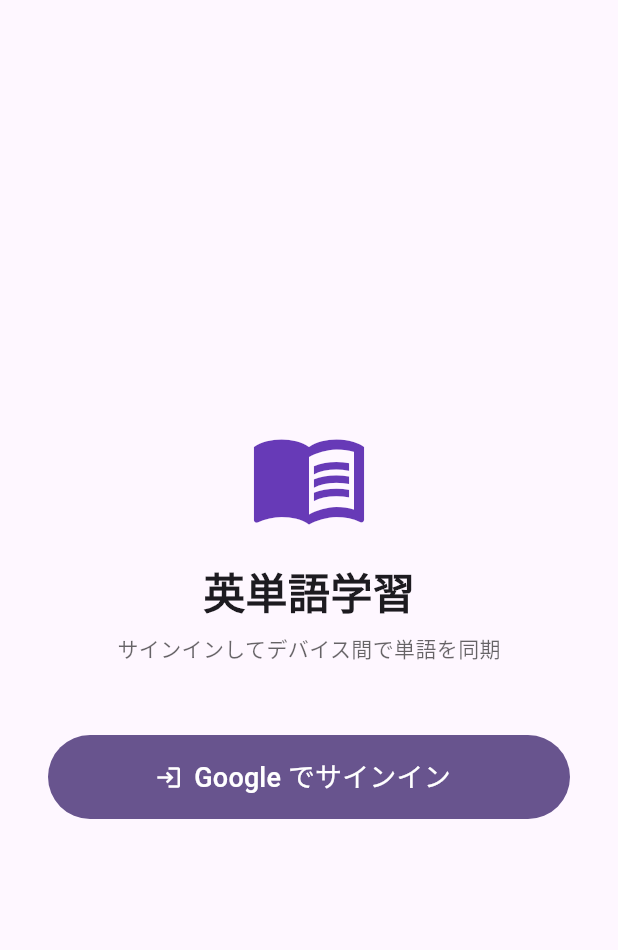
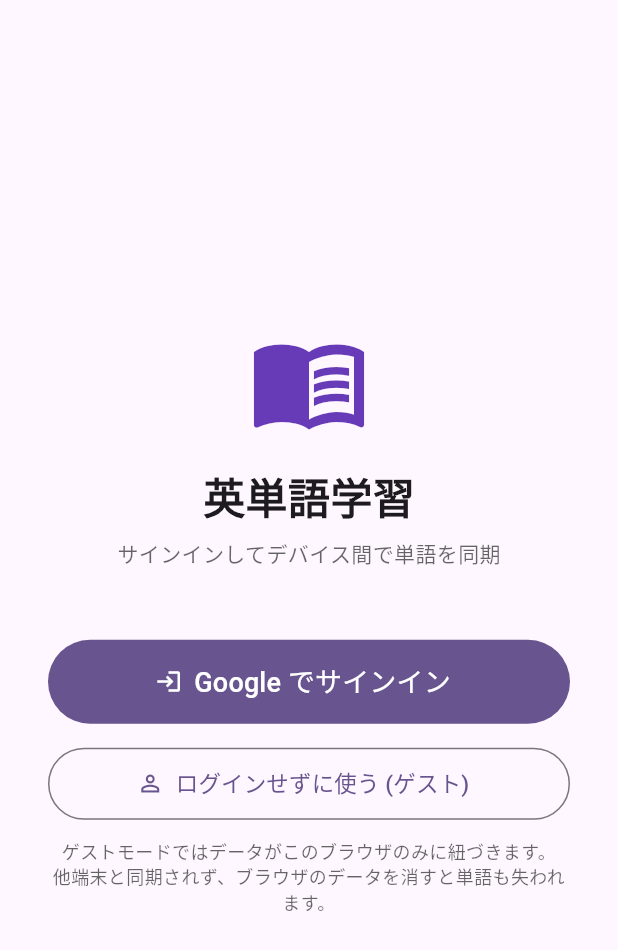
Before and after one commit to PoruPoru1101/Vocab-app, a Flutter app: the screen it shows after launch, on a phone screen of 412 x 824 dp. Shown: the top 950 px of the screen. Run offline on Flutter 3.47's test engine with Material 3 defaults, Android fonts, the phone set to English and light mode, and no system bars; our stand-ins replace cloud_firestore, firebase_auth, firebase_core, table_calendar; accounts and stored records are empty; statements that could not run were skipped.

Commit message:
匿名ログイン機能の実装

```diff
--- a/lib/screens/sign_in_screen.dart
+++ b/lib/screens/sign_in_screen.dart
@@ -13,10 +13,10 @@ class _SignInScreenState extends State<SignInScreen> {
   final _auth = AuthService();
   bool _busy = false;
 
-  Future<void> _signIn() async {
+  Future<void> _runAuth(Future<void> Function() action) async {
     setState(() => _busy = true);
     try {
-      await _auth.signInWithGoogle();
+      await action();
     } catch (e) {
       if (!mounted) return;
       ScaffoldMessenger.of(context).showSnackBar(
@@ -52,7 +52,8 @@ class _SignInScreenState extends State<SignInScreen> {
                 width: double.infinity,
                 height: 56,
                 child: FilledButton.icon(
-                  onPressed: _busy ? null : _signIn,
+                  onPressed:
+                      _busy ? null : () => _runAuth(_auth.signInWithGoogle),
                   icon: _busy
                       ? const SizedBox(
                           width: 20,
@@ -69,6 +70,30 @@ class _SignInScreenState extends State<SignInScreen> {
                   ),
                 ),
               ),
+              const SizedBox(height: 16),
+              SizedBox(
+                width: double.infinity,
+                height: 48,
+                child: OutlinedButton.icon(
+                  onPressed:
+                      _busy ? null : () => _runAuth(_auth.signInAsGuest),
+                  icon: const Icon(Icons.person_outline),
+                  label: const Text(
+                    'ログインせずに使う (ゲスト)',
+                    style: TextStyle(fontSize: 15),
+                  ),
+                ),
+              ),
+              const SizedBox(height: 12),
+              Text(
+                'ゲストモードではデータがこのブラウザのみに紐づきます。\n'
+                '他端末と同期されず、ブラウザのデータを消すと単語も失われます。',
+                style: TextStyle(
+                  fontSize: 12,
+                  color: Theme.of(context).hintColor,
+                ),
+                textAlign: TextAlign.center,
+              ),
             ],
           ),
         ),
```
Also changed, not shown: lib/screens/home_screen.dart (+95 -4 lines), lib/services/auth_service.dart (+13 -0 lines).
